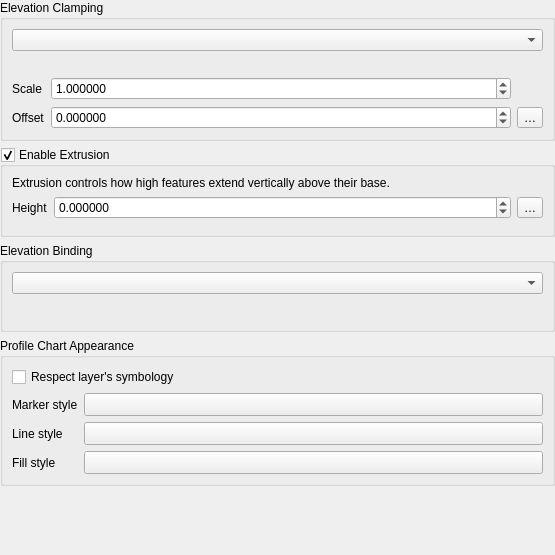
Qt form src/ui/qgsvectorelevationpropertieswidgetbase.ui (carsmie/QGIS) before a commit.
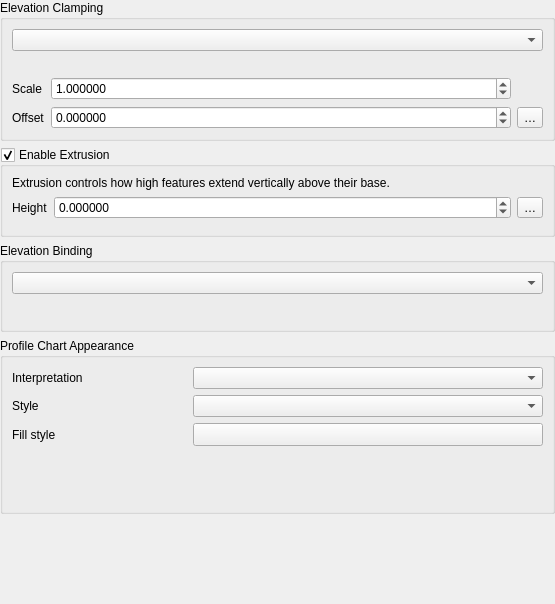
The same form after that commit. The open tabs and pages were chosen to show the change. Custom widgets are drawn as their Qt base class.

Commit message: [feature] Add an "interpretation" option for vector elevation profiles

```diff
--- a/src/ui/qgsvectorelevationpropertieswidgetbase.ui
+++ b/src/ui/qgsvectorelevationpropertieswidgetbase.ui
@@ -7,7 +7,7 @@
     <x>0</x>
     <y>0</y>
     <width>555</width>
-    <height>555</height>
+    <height>604</height>
    </rect>
   </property>
   <property name="windowTitle">
@@ -215,75 +215,232 @@
      <property name="title">
       <string>Profile Chart Appearance</string>
      </property>
-     <layout class="QGridLayout" name="gridLayout">
-      <item row="2" column="1">
-       <widget class="QgsSymbolButton" name="mLineStyleButton">
-        <property name="sizePolicy">
-         <sizepolicy hsizetype="Expanding" vsizetype="Fixed">
-          <horstretch>0</horstretch>
-          <verstretch>0</verstretch>
-         </sizepolicy>
-        </property>
-        <property name="text">
-         <string/>
-        </property>
-       </widget>
+     <layout class="QGridLayout" name="gridLayout" columnstretch="1,2">
+      <item row="0" column="1">
+       <widget class="QComboBox" name="mTypeComboBox"/>
       </item>
-      <item row="2" column="0">
-       <widget class="QLabel" name="label_4">
+      <item row="0" column="0">
+       <widget class="QLabel" name="label_7">
         <property name="text">
-         <string>Line style</string>
+         <string>Interpretation</string>
         </property>
        </widget>
       </item>
-      <item row="1" column="0">
-       <widget class="QLabel" name="label_5">
-        <property name="text">
-         <string>Marker style</string>
+      <item row="1" column="0" colspan="2">
+       <widget class="QStackedWidget" name="mInterpretationStackedWidget">
+        <property name="currentIndex">
+         <number>0</number>
         </property>
-       </widget>
-      </item>
-      <item row="3" column="1">
-       <widget class="QgsSymbolButton" name="mFillStyleButton">
-        <property name="sizePolicy">
-         <sizepolicy hsizetype="Expanding" vsizetype="Fixed">
-          <horstretch>0</horstretch>
-          <verstretch>0</verstretch>
-         </sizepolicy>
-        </property>
-        <property name="text">
-         <string/>
-        </property>
-       </widget>
-      </item>
-      <item row="3" column="0">
-       <widget class="QLabel" name="label_6">
-        <property name="text">
-         <string>Fill style</string>
-        </property>
-       </widget>
-      </item>
-      <item row="1" column="1">
-       <widget class="QgsSymbolButton" name="mMarkerStyleButton">
-        <property name="sizePolicy">
-         <sizepolicy hsizetype="Expanding" vsizetype="Fixed">
-          <horstretch>0</horstretch>
-          <verstretch>0</verstretch>
-         </sizepolicy>
-        </property>
-        <property name="text">
-         <string/>
-        </property>
-       </widget>
-      </item>
-      <item row="0" column="0" colspan="2">
-       <widget class="QCheckBox" name="mCheckRespectLayerSymbology">
-        <property name="toolTip">
-         <string>If checked, then features will be shown in profile charts using the same symbols or colors as they use on 2D maps.</string>
-        </property>
-        <property name="text">
-         <string>Respect layer's symbology</string>
-        </property>
+        <widget class="QWidget" name="mPageIndividualFeatures">
+         <layout class="QGridLayout" name="gridLayout_5" columnstretch="1,2">
+          <property name="leftMargin">
+           <number>0</number>
+          </property>
+          <property name="topMargin">
+           <number>0</number>
+          </property>
+          <property name="rightMargin">
+           <number>0</number>
+          </property>
+          <property name="bottomMargin">
+           <number>0</number>
+          </property>
+          <item row="0" column="0" colspan="2">
+           <widget class="QCheckBox" name="mCheckRespectLayerSymbology">
+            <property name="toolTip">
+             <string>If checked, then features will be shown in profile charts using the same symbols or colors as they use on 2D maps.</string>
+            </property>
+            <property name="text">
+             <string>Respect layer's symbology</string>
+            </property>
+           </widget>
+          </item>
+          <item row="1" column="0">
+           <widget class="QLabel" name="label_5">
+            <property name="text">
+             <string>Marker style</string>
+            </property>
+           </widget>
+          </item>
+          <item row="1" column="1">
+           <widget class="QgsSymbolButton" name="mMarkerStyleButton">
+            <property name="sizePolicy">
+             <sizepolicy hsizetype="Expanding" vsizetype="Fixed">
+              <horstretch>0</horstretch>
+              <verstretch>0</verstretch>
+             </sizepolicy>
+            </property>
+            <property name="text">
+             <string/>
+            </property>
+           </widget>
+          </item>
+          <item row="2" column="0">
+           <widget class="QLabel" name="label_4">
+            <property name="text">
+             <string>Line style</string>
+            </property>
+           </widget>
+          </item>
+          <item row="2" column="1">
+           <widget class="QgsSymbolButton" name="mLineStyleButton">
+            <property name="sizePolicy">
+             <sizepolicy hsizetype="Expanding" vsizetype="Fixed">
+              <horstretch>0</horstretch>
+              <verstretch>0</verstretch>
+             </sizepolicy>
+            </property>
+            <property name="text">
+             <string/>
+            </property>
+           </widget>
+          </item>
+          <item row="3" column="0">
+           <widget class="QLabel" name="label_6">
+            <property name="text">
+             <string>Fill style</string>
+            </property>
+           </widget>
+          </item>
+          <item row="3" column="1">
+           <widget class="QgsSymbolButton" name="mFillStyleButton">
+            <property name="sizePolicy">
+             <sizepolicy hsizetype="Expanding" vsizetype="Fixed">
+              <horstretch>0</horstretch>
+              <verstretch>0</verstretch>
+             </sizepolicy>
+            </property>
+            <property name="text">
+             <string/>
+            </property>
+           </widget>
+          </item>
+         </layout>
+        </widget>
+        <widget class="QWidget" name="mPageContinuousSurface">
+         <layout class="QGridLayout" name="gridLayout_7" columnstretch="1,2">
+          <property name="leftMargin">
+           <number>0</number>
+          </property>
+          <property name="topMargin">
+           <number>0</number>
+          </property>
+          <property name="rightMargin">
+           <number>0</number>
+          </property>
+          <property name="bottomMargin">
+           <number>0</number>
+          </property>
+          <item row="0" column="1">
+           <widget class="QComboBox" name="mStyleComboBox"/>
+          </item>
+          <item row="0" column="0">
+           <widget class="QLabel" name="label_8">
+            <property name="text">
+             <string>Style</string>
+            </property>
+           </widget>
+          </item>
+          <item row="2" column="0">
+           <spacer name="verticalSpacer_2">
+            <property name="orientation">
+             <enum>Qt::Vertical</enum>
+            </property>
+            <property name="sizeHint" stdset="0">
+             <size>
+              <width>20</width>
+              <height>40</height>
+             </size>
+            </property>
+           </spacer>
+          </item>
+          <item row="1" column="0" colspan="2">
+           <widget class="QStackedWidget" name="mSymbologyStackedWidget">
+            <property name="sizePolicy">
+             <sizepolicy hsizetype="Preferred" vsizetype="Maximum">
+              <horstretch>0</horstretch>
+              <verstretch>0</verstretch>
+             </sizepolicy>
+            </property>
+            <property name="currentIndex">
+             <number>1</number>
+            </property>
+            <widget class="QWidget" name="mPageLine">
+             <layout class="QHBoxLayout" name="horizontalLayout" stretch="1,2">
+              <property name="leftMargin">
+               <number>0</number>
+              </property>
+              <property name="topMargin">
+               <number>0</number>
+              </property>
+              <property name="rightMargin">
+               <number>0</number>
+              </property>
+              <property name="bottomMargin">
+               <number>0</number>
+              </property>
+              <item>
+               <widget class="QLabel" name="label_9">
+                <property name="text">
+                 <string>Line style</string>
+                </property>
+               </widget>
+              </item>
+              <item>
+               <widget class="QgsSymbolButton" name="mSurfaceLineStyleButton">
+                <property name="sizePolicy">
+                 <sizepolicy hsizetype="Expanding" vsizetype="Fixed">
+                  <horstretch>0</horstretch>
+                  <verstretch>0</verstretch>
+                 </sizepolicy>
+                </property>
+                <property name="text">
+                 <string/>
+                </property>
+               </widget>
+              </item>
+             </layout>
+            </widget>
+            <widget class="QWidget" name="mPageFill">
+             <layout class="QGridLayout" name="gridLayout_6" columnstretch="1,2">
+              <property name="leftMargin">
+               <number>0</number>
+              </property>
+              <property name="topMargin">
+               <number>0</number>
+              </property>
+              <property name="rightMargin">
+               <number>0</number>
+              </property>
+              <property name="bottomMargin">
+               <number>0</number>
+              </property>
+              <item row="0" column="0">
+               <widget class="QLabel" name="label_10">
+                <property name="text">
+                 <string>Fill style</string>
+                </property>
+               </widget>
+              </item>
+              <item row="0" column="1">
+               <widget class="QgsSymbolButton" name="mSurfaceFillStyleButton">
+                <property name="sizePolicy">
+                 <sizepolicy hsizetype="Expanding" vsizetype="Fixed">
+                  <horstretch>0</horstretch>
+                  <verstretch>0</verstretch>
+                 </sizepolicy>
+                </property>
+                <property name="text">
+                 <string/>
+                </property>
+               </widget>
+              </item>
+             </layout>
+            </widget>
+           </widget>
+          </item>
+         </layout>
+        </widget>
        </widget>
       </item>
      </layout>
```
Left out of the diff: 4 changed lines with no effect on the pictures. The commit also changes 13 other files.
